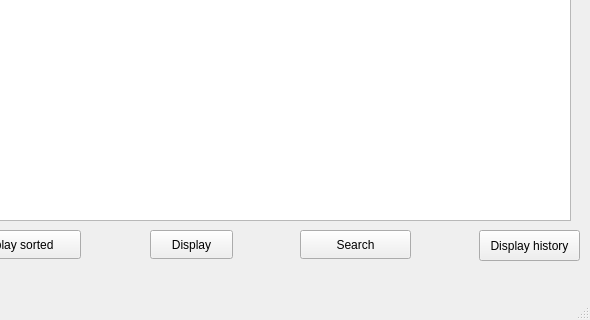
First picture: the form in finalmenu.ui, repository george492/countfrequency, before the edit; both pictures show x 210 to 800 and y 280 to 600 of the 800 by 600 pixel window.
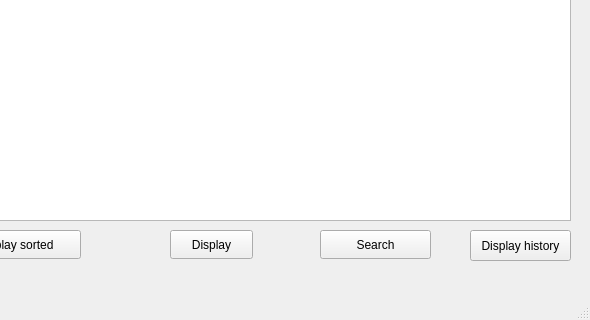
Second picture: the form after the edit.

Diff of the .ui file:
```diff
--- a/finalmenu.ui
+++ b/finalmenu.ui
@@ -43,7 +43,7 @@
    <widget class="QPushButton" name="pushButton_3">
     <property name="geometry">
      <rect>
-      <x>360</x>
+      <x>380</x>
       <y>510</y>
       <width>83</width>
       <height>29</height>
@@ -56,7 +56,7 @@
    <widget class="QPushButton" name="Search">
     <property name="geometry">
      <rect>
-      <x>510</x>
+      <x>530</x>
       <y>510</y>
       <width>111</width>
       <height>29</height>
@@ -84,7 +84,7 @@
    <widget class="QPushButton" name="pushButton_4">
     <property name="geometry">
      <rect>
-      <x>689</x>
+      <x>680</x>
       <y>510</y>
       <width>101</width>
       <height>31</height>
```
Left out of the diff: 4 changed lines with no effect on the pictures.
